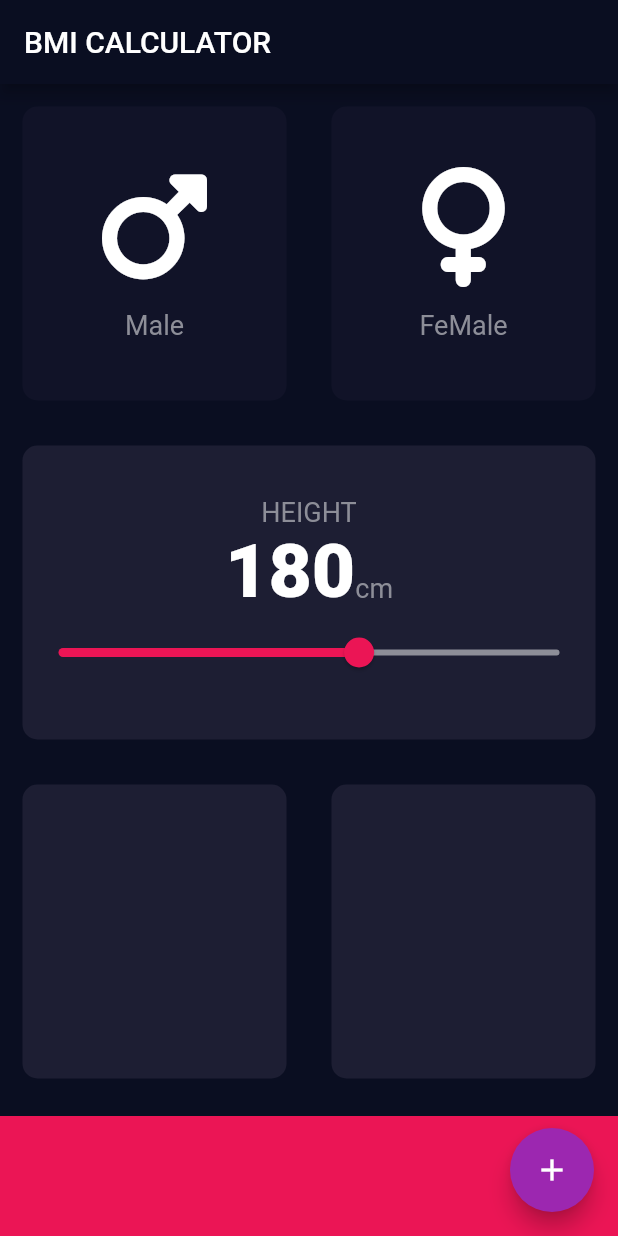
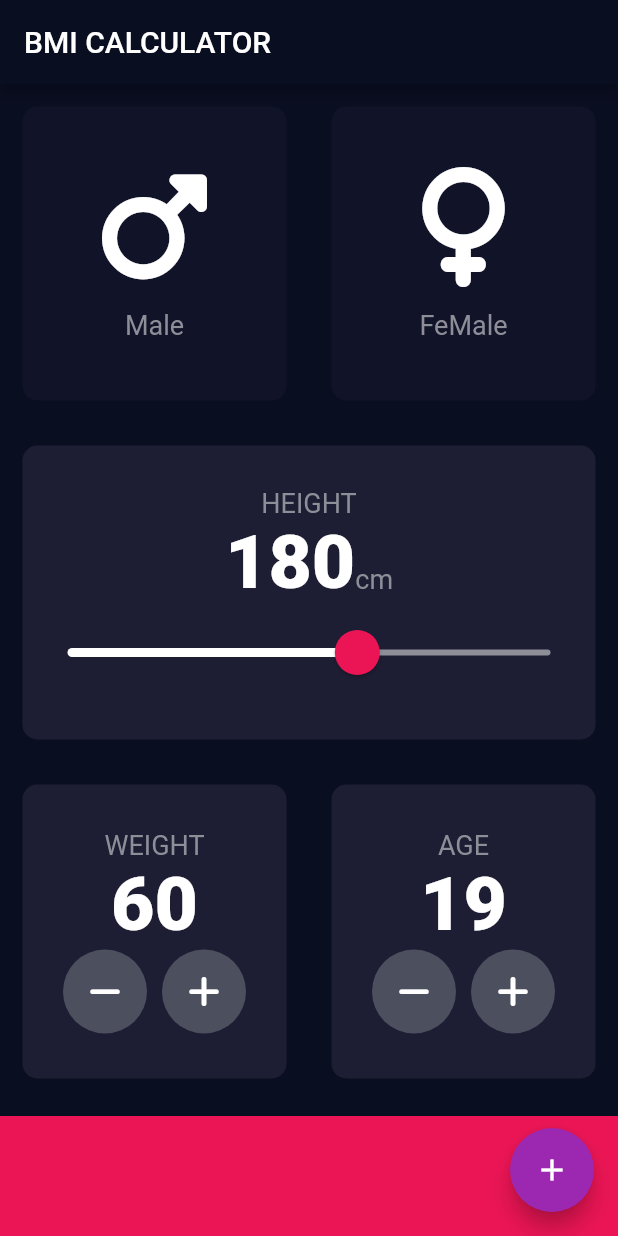
Before and after one commit to jjonghyn/bmi, a Flutter app: the screen it shows after launch, on a phone screen of 412 x 824 dp. Run offline on Flutter 3.47's test engine with Material 2 defaults, Android fonts, the phone set to English and light mode, and no system bars; our stand-ins replace font_awesome_flutter.

Commit message:
주석 달아줘야함

```diff
--- a/lib/input_page.dart
+++ b/lib/input_page.dart
@@ -11,6 +11,7 @@ enum Gender {
   female,
 }
 
+//inputPage진입
 class InputPage extends StatefulWidget {
   @override
   _InputPageState createState() => _InputPageState();
@@ -19,6 +20,8 @@ class InputPage extends StatefulWidget {
 class _InputPageState extends State<InputPage> {
   Gender? selectedGender;
   int height = 180;
+  int weight = 60;
+  int age = 19;
 
   @override
   Widget build(BuildContext context) {
@@ -77,7 +80,6 @@ class _InputPageState extends State<InputPage> {
                     'HEIGHT',
                     style: labelTextStyle,
                   ),
-
                   Row(
                     mainAxisAlignment: MainAxisAlignment.center,
                     crossAxisAlignment: CrossAxisAlignment.baseline,
@@ -93,17 +95,29 @@ class _InputPageState extends State<InputPage> {
                       ),
                     ],
                   ),
-                  Slider(
+                  SliderTheme(
+                    data: SliderTheme.of(context).copyWith(
+                      inactiveTrackColor: Color(0xFF8D8E98),
+                      activeTrackColor: Colors.white,
+                      thumbColor: Color(0xFFEB1555),
+                      overlayColor: Color(0x29EB1555),
+                      thumbShape: RoundSliderThumbShape(
+                        enabledThumbRadius: 15,
+                      ),
+                      overlayShape: RoundSliderOverlayShape(
+                        overlayRadius: 30,
+                      ),
+                    ),
+                    child: Slider(
                       value: height.toDouble(),
                       min: 120,
                       max: 220,
-                    activeColor: Color(0xFFEB1555),
-                    inactiveColor: Color(0xFF8D8E98),
                       onChanged: (double newValue) {
                         setState(() {
                           height = newValue.round();
                         });
                       },
+                    ),
                   ),
                 ],
               ),
@@ -114,10 +128,48 @@ class _InputPageState extends State<InputPage> {
             children: [
               Expanded(
                 child: CardWidget(
-                  onPress: () {},
+                  onPress: () {
+                    setState(() {
+                      weight++;
+                    });
+                  },
                   colour: activeCardColor,
                   cardChild: Column(
-                    children: [],
+                    mainAxisAlignment: MainAxisAlignment.center,
+                    children: [
+                      Text(
+                        'WEIGHT',
+                        style: labelTextStyle,
+                      ),
+                      Text(
+                        weight.toString(),
+                        style: numberTextStyle,
+                      ),
+                      Row(
+                        mainAxisAlignment: MainAxisAlignment.center,
+                        children: [
+                          RoundIconButton(
+                            onPressed: () {
+                              setState(() {
+                                weight--;
+                              });
+                            },
+                            icon: FontAwesomeIcons.minus,
+                          ),
+                          SizedBox(
+                            width: 10,
+                          ),
+                          RoundIconButton(
+                            onPressed: () {
+                              setState(() {
+                                weight++;
+                              });
+                            },
+                            icon: FontAwesomeIcons.plus,
+                          ),
+                        ],
+                      ),
+                    ],
                   ),
                 ),
               ),
@@ -126,7 +178,39 @@ class _InputPageState extends State<InputPage> {
                   onPress: () {},
                   colour: activeCardColor,
                   cardChild: Column(
-                    children: [],
+                    mainAxisAlignment: MainAxisAlignment.center,
+                    children: [
+                      Text(
+                        'AGE',
+                        style: labelTextStyle,
+                      ),
+                      Text(
+                        age.toString(),
+                        style: numberTextStyle,
+                      ),
+                      Row(
+                        mainAxisAlignment: MainAxisAlignment.center,
+                        children: [
+                          RoundIconButton(
+                              icon: FontAwesomeIcons.minus,
+                              onPressed: () {
+                                setState(() {
+                                  age--;
+                                });
+                              }),
+                          SizedBox(
+                            width: 10,
+                          ),
+                          RoundIconButton(
+                              icon: FontAwesomeIcons.plus,
+                              onPressed: () {
+                                setState(() {
+                                  age++;
+                                });
+                              })
+                        ],
+                      )
+                    ],
                   ),
                 ),
               ),
@@ -152,3 +236,25 @@ class _InputPageState extends State<InputPage> {
     );
   }
 }
+
+class RoundIconButton extends StatelessWidget {
+  const RoundIconButton({Key? key, required this.icon, required this.onPressed}) : super(key: key);
+
+  final IconData icon;
+  final VoidCallback onPressed;
+
+  @override
+  Widget build(BuildContext context) {
+    return RawMaterialButton(
+      child: Icon(icon),
+      elevation: 0,
+      constraints: BoxConstraints.tightFor(
+        width: 56,
+        height: 56,
+      ),
+      shape: CircleBorder(),
+      fillColor: Color(0xFF4C4F5E),
+      onPressed: onPressed,
+    );
+  }
+}
```
Lines whose indentation alone changed are shown as unchanged.
